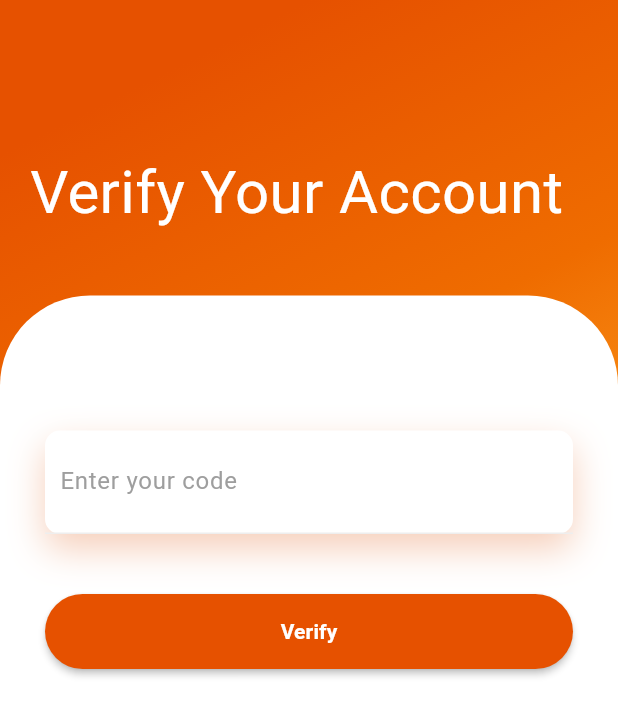
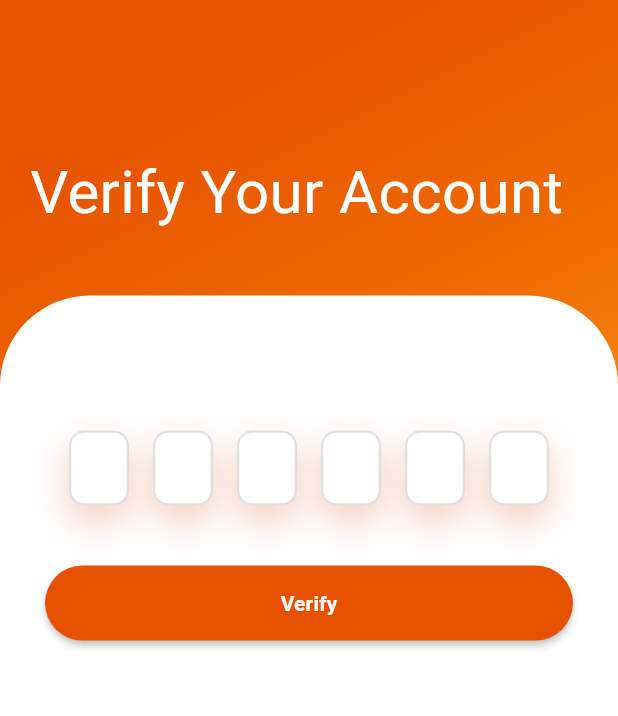
Before and after one commit to IbrahimSaada/login, a Flutter app: the ForgotpasswrodverPage screen opened directly, on a phone screen of 412 x 824 dp. Shown: the top 716 px of the screen. Run offline on Flutter 3.47's test engine with Material 3 defaults, Android fonts, the phone set to English and light mode, and no system bars; our stand-ins replace animate_do.

Commit message:
edit code format

```diff
--- a/lib/login/forgotpasswrodver.dart
+++ b/lib/login/forgotpasswrodver.dart
@@ -7,8 +7,40 @@ void main() => runApp(const MaterialApp(
       home: ForgotpasswrodverPage(),
     ));
 
-class ForgotpasswrodverPage extends StatelessWidget {
+class ForgotpasswrodverPage extends StatefulWidget {
   const ForgotpasswrodverPage({super.key});
+
+  @override
+  _ForgotpasswrodverPageState createState() => _ForgotpasswrodverPageState();
+}
+
+class _ForgotpasswrodverPageState extends State<ForgotpasswrodverPage> {
+  final int codeLength = 6;
+  final List<TextEditingController> _controllers = List.generate(6, (index) => TextEditingController());
+  final List<FocusNode> _focusNodes = List.generate(6, (index) => FocusNode());
+
+  @override
+  void dispose() {
+    for (var controller in _controllers) {
+      controller.dispose();
+    }
+    for (var focusNode in _focusNodes) {
+      focusNode.dispose();
+    }
+    super.dispose();
+  }
+
+  void _onChanged(String value, int index) {
+    if (value.isNotEmpty) {
+      if (index + 1 < codeLength) {
+        FocusScope.of(context).requestFocus(_focusNodes[index + 1]);
+      } else {
+        _focusNodes[index].unfocus();
+      }
+    } else if (value.isEmpty && index - 1 >= 0) {
+      FocusScope.of(context).requestFocus(_focusNodes[index - 1]);
+    }
+  }
 
   @override
   Widget build(BuildContext context) {
@@ -48,17 +80,20 @@ class ForgotpasswrodverPage extends StatelessWidget {
                   color: Colors.white,
                   borderRadius: BorderRadius.only(
                     topLeft: Radius.circular(60),
-                        topRight: Radius.circular(60))),
+                    topRight: Radius.circular(60),
+                  ),
+                ),
                 child: Padding(
                   padding: const EdgeInsets.all(30),
                   child: Column(
                     children: <Widget>[
-                      const SizedBox(
-                        height: 60,
-                      ),
-                      FadeInUp(
-                          duration: const Duration(milliseconds: 1400),
-                          child: Container(
+                      const SizedBox(height: 60),
+                      Row(
+                        mainAxisAlignment: MainAxisAlignment.spaceEvenly,
+                        children: List.generate(codeLength, (index) {
+                          return Container(
+                            width: 40,
+                            height: 50,
                             decoration: BoxDecoration(
                               color: Colors.white,
                               borderRadius: BorderRadius.circular(10),
@@ -66,28 +101,33 @@ class ForgotpasswrodverPage extends StatelessWidget {
                                 BoxShadow(
                                   color: Color.fromRGBO(225, 95, 27, .3),
                                   blurRadius: 20,
-                                      offset: Offset(0, 10))
-                                ]),
-                            child: Column(
-                              children: <Widget>[
-                                Container(
-                                  padding: const EdgeInsets.all(10),
-                                  decoration: BoxDecoration(
-                                      border: Border(
-                                          bottom: BorderSide(
-                                              color: Colors.grey.shade200))),
-                                  child: const TextField(
-                                    decoration: InputDecoration(
-                                        hintText:
-                                            "Enter your code",
-                                        hintStyle:
-                                            TextStyle(color: Colors.grey),
-                                        border: InputBorder.none),
+                                  offset: Offset(0, 10),
+                                ),
+                              ],
+                              border: Border.all(
+                                color: Colors.grey.shade300,
+                                width: 1.5,
                               ),
                             ),
-                              ],
+                            child: Center(
+                              child: TextField(
+                                controller: _controllers[index],
+                                focusNode: _focusNodes[index],
+                                textAlign: TextAlign.center,
+                                decoration: const InputDecoration(
+                                  counterText: "", // Hide the counter text
+                                  hintText: "",
+                                  border: InputBorder.none,
                                 ),
-                          )),
+                                style: const TextStyle(fontSize: 24),
+                                keyboardType: TextInputType.number,
+                                maxLength: 1,
+                                onChanged: (value) => _onChanged(value, index),
+                              ),
+                            ),
+                          );
+                        }),
+                      ),
                       const SizedBox(
                         height: 40,
                       ),
```
Also changed, not shown: lib/login/verification.dart (deleted, +0 -136 lines). Lines whose indentation alone changed are shown as unchanged.
